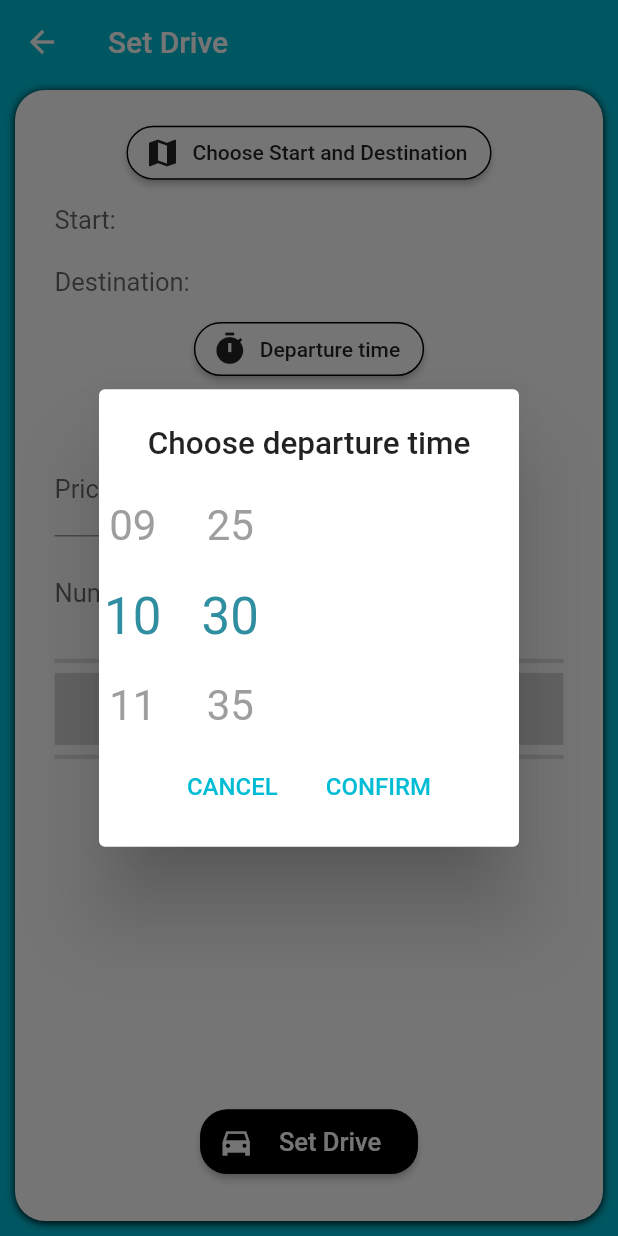
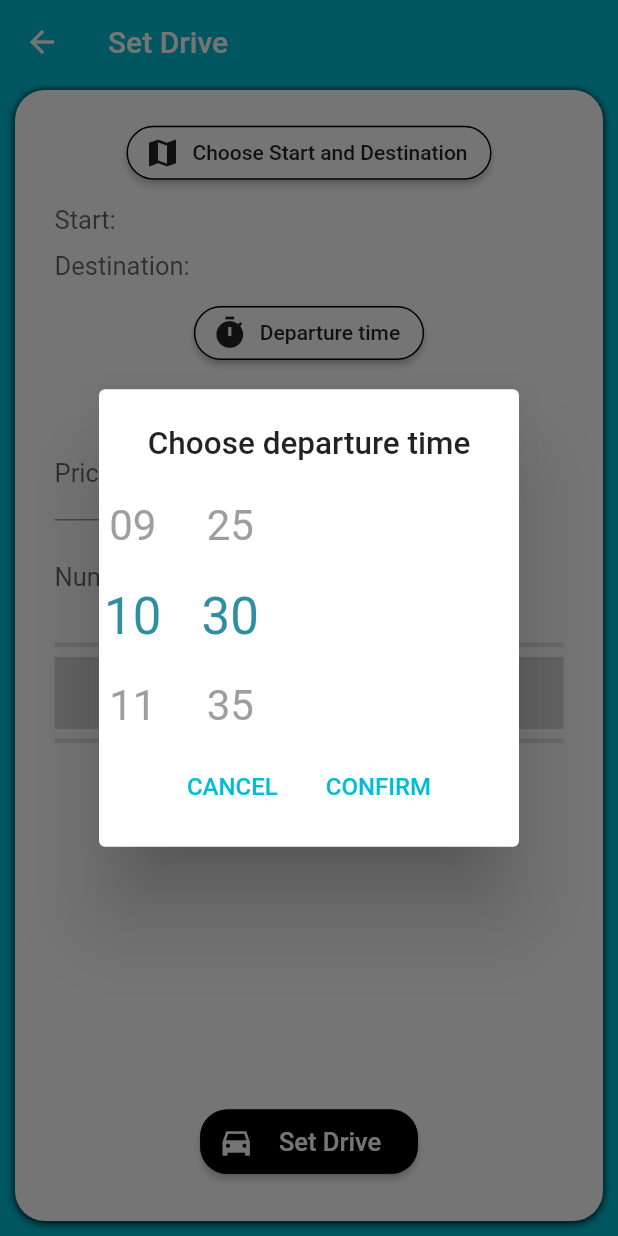
Before and after one commit to abir006/TechPool, a Flutter app: the SetDrivePage screen opened directly with empty values, after a tap on "Departure time", on a phone screen of 412 x 824 dp. Run offline on Flutter 3.47's test engine with Material 2 defaults, Android fonts, the phone set to English and light mode, and no system bars; drawn by our look-alikes of flutter_time_picker_spinner; our stand-ins replace cloud_firestore, connectivity, data_connection_checker, dropdown_formfield, firebase_auth, firebase_core and 9 more; missing offline and left inert: configurable_expansion_tile, dropdown_customizable, dropdownfield, encrypted_shared_preferences, f_datetimerangepicker, geocoder; accounts and stored records are empty.

Commit message:
Close #99

```diff
--- a/lib/pages/SetDrivePage.dart
+++ b/lib/pages/SetDrivePage.dart
@@ -64,7 +64,7 @@ class _SetDrivePageState extends State<SetDrivePage> {
   @override
   Widget build(BuildContext context) {
 
-    void check_locations(){
+    void checkLocations(){
       _validateLocations = true;
       if (_startPointController.text == "") {
         _validateLocations = false;
@@ -84,58 +84,102 @@ class _SetDrivePageState extends State<SetDrivePage> {
       widget.numberOfSeatsIndex = null;
     }*/
 
-    final stopPoint1text = Container(
+
+
+    // final stopPoint1text_2 = Container(
+    //   child: Row(
+    //     children: [
+    //       textBoxFieldDisable(
+    //         nameLabel: "Stop 1:",
+    //         size: MediaQuery.of(context).size,
+    //         hintText: "",
+    //         textFieldController: _stopPoint1Controller,
+    //       ),
+    //     ],
+    //   ),
+    // );
+    // final stopPoint2text_2 = Container(
+    //   child: Row(
+    //     children: [
+    //       textBoxFieldDisable(
+    //         nameLabel: "Stop 2:",
+    //         size: MediaQuery.of(context).size,
+    //         hintText: "",
+    //         textFieldController: _stopPoint2Controller,
+    //       ),
+    //     ],
+    //   ),
+    // );
+    // final stopPoint3text_2 = Container(
+    //   child: Row(
+    //     children: [
+    //       textBoxFieldDisable(
+    //         nameLabel: "Stop 3:",
+    //         size: MediaQuery.of(context).size,
+    //         hintText: "",
+    //         textFieldController: _stopPoint3Controller,
+    //       ),
+    //     ],
+    //   ),
+    // );
+
+
+    final stopPoint1text = Stack(children: [
+      Container(
         child: Row(
+          crossAxisAlignment: CrossAxisAlignment.start,
           children: [
-          textBoxFieldDisable(
-            nameLabel: "Stop 1:",
-            size: MediaQuery.of(context).size,
-            hintText: "",
-            textFieldController: _stopPoint1Controller,
+            searchLabelText(
+              text: "Stop 1: ",
             ),
+            Expanded(child: generalInfoText(text: _stopPoint1Controller.text)),
+            //SizedBox(height: 0.5 * defaultSpace),
           ],
         ),
-    );
-    final stopPoint2text = Container(
+      ),
+    ]);
+
+    final stopPoint2text = Stack(children: [
+      Container(
         child: Row(
+          crossAxisAlignment: CrossAxisAlignment.start,
           children: [
-          textBoxFieldDisable(
-            nameLabel: "Stop 2:",
-            size: MediaQuery.of(context).size,
-            hintText: "",
-            textFieldController: _stopPoint2Controller,
+            searchLabelText(
+              text: "Stop 2: ",
             ),
+            Expanded(child: generalInfoText(text: _stopPoint2Controller.text)),
           ],
         ),
-    );
-    final stopPoint3text = Container(
+      ),
+    ]);
+
+    final stopPoint3text = Stack(children: [
+      Container(
         child: Row(
+          crossAxisAlignment: CrossAxisAlignment.start,
           children: [
-          textBoxFieldDisable(
-            nameLabel: "Stop 3:",
-            size: MediaQuery.of(context).size,
-            hintText: "",
-            textFieldController: _stopPoint3Controller,
+            searchLabelText(
+              text: "Stop 3: ",
             ),
+            Expanded(child: generalInfoText(text: _stopPoint3Controller.text)),
           ],
         ),
-    );
+      ),
+    ]);
+
 
     final startPointText = Stack(children: [
       Container(
         child: Row(
           crossAxisAlignment: CrossAxisAlignment.start,
           children: [
-            searchLableText(
+            searchLabelText(
               text: "Start: ",
             ),
             Expanded(child: generalInfoText(text: _startPointController.text)),
           ],
         ),
       ),
-      //  InkWell(
-      //  onTap: (){},
-      //Container(color:Colors.transparent,child:SizedBox(width: defaultSpace*8,height:defaultSpace*9,)),
     ]);
 
     final destinationText = Stack(children: [
@@ -143,52 +187,51 @@ class _SetDrivePageState extends State<SetDrivePage> {
           child: Row(
             crossAxisAlignment: CrossAxisAlignment.start,
             children: [
-              searchLableText(
+              searchLabelText(
                 text: "Destination: ",
               ),
               Expanded(child: generalInfoText(text: _destPointController.text)),
             ],
           )),
-      // Container(color:Colors.transparent,child:SizedBox(width: defaultSpace*8,height:defaultSpace*10,)),
     ]);
 
-    final startPointText2 = Container(
-      child: Row(
-        children: [
-          textBoxFieldDisable(
-              nameLabel: "Start:",
-              size: MediaQuery.of(context).size,
-              hintText: "",
-              textFieldController: _startPointController,
-              validator: (value) {
-                if (_startPointController == null ||
-                    _startPointController.text == "") {
-                  return "No start point chosen";
-                } else
-                  return null;
-              }),
-        ],
-      ),
-    );
+    // final startPointText2 = Container(
+    //   child: Row(
+    //     children: [
+    //       textBoxFieldDisable(
+    //           nameLabel: "Start:",
+    //           size: MediaQuery.of(context).size,
+    //           hintText: "",
+    //           textFieldController: _startPointController,
+    //           validator: (value) {
+    //             if (_startPointController == null ||
+    //                 _startPointController.text == "") {
+    //               return "No start point chosen";
+    //             } else
+    //               return null;
+    //           }),
+    //     ],
+    //   ),
+    // );
 
-    final destinationText2 = Container(
-      child: Row(
-        children: [
-          textBoxFieldDisable(
-              nameLabel: "Destination:",
-              size: MediaQuery.of(context).size,
-              hintText: "",
-              textFieldController: _destPointController,
-              validator: (value) {
-                if (_destPointController == null ||
-                    _destPointController.text == "") {
-                  return "No destination chosen";
-                } else
-                  return null;
-              }),
-        ],
-      ),
-    );
+    // final destinationText2 = Container(
+    //   child: Row(
+    //     children: [
+    //       textBoxFieldDisable(
+    //           nameLabel: "Destination:",
+    //           size: MediaQuery.of(context).size,
+    //           hintText: "",
+    //           textFieldController: _destPointController,
+    //           validator: (value) {
+    //             if (_destPointController == null ||
+    //                 _destPointController.text == "") {
+    //               return "No destination chosen";
+    //             } else
+    //               return null;
+    //           }),
+    //     ],
+    //   ),
+    // );
 
     final chooseStartAndDestination = Column(
         mainAxisAlignment: MainAxisAlignment.center,
@@ -239,7 +282,7 @@ class _SetDrivePageState extends State<SetDrivePage> {
                                       'stopCity' : returnFromMapResult.stopAddresses[i].locality};
                       stopAddressesList.add(mapToAdd);
                     }
-                    check_locations();
+                    checkLocations();
                   }
                 });
               },
@@ -488,7 +531,7 @@ class _SetDrivePageState extends State<SetDrivePage> {
                   style: TextStyle(color: Colors.white, fontSize: 17)),
               onPressed: () async {
                 //setState(() {
-                  check_locations();
+                  checkLocations();
                 //});
                 if (_formKey2.currentState.validate() && _validateLocations) {
                   try {
@@ -629,7 +672,7 @@ class _SetDrivePageState extends State<SetDrivePage> {
                                 chooseStartAndDestination,
                                 SizedBox(height: 1 * defaultSpace),
                                 startPointText,
-                                SizedBox(height: 2 * defaultSpace),
+                                SizedBox(height: 1 * defaultSpace),
 
                                 _numberOfStops > 0
                                     ? stopPoint1text
@@ -640,7 +683,9 @@ class _SetDrivePageState extends State<SetDrivePage> {
                                 _numberOfStops > 2
                                     ? stopPoint3text
                                     : Container(),
-
+                                _numberOfStops > 0 ?
+                                SizedBox(height: 1 * defaultSpace)
+                                    : Container(),
 
                                 destinationText,
 
@@ -699,7 +744,7 @@ class _SetDrivePageState extends State<SetDrivePage> {
   }
 }
 
-Widget searchLableText({@required String text}) {
+Widget searchLabelText({@required String text}) {
   return Container(
     child: Text(
       text,
```
Lines whose indentation alone changed are shown as unchanged.
